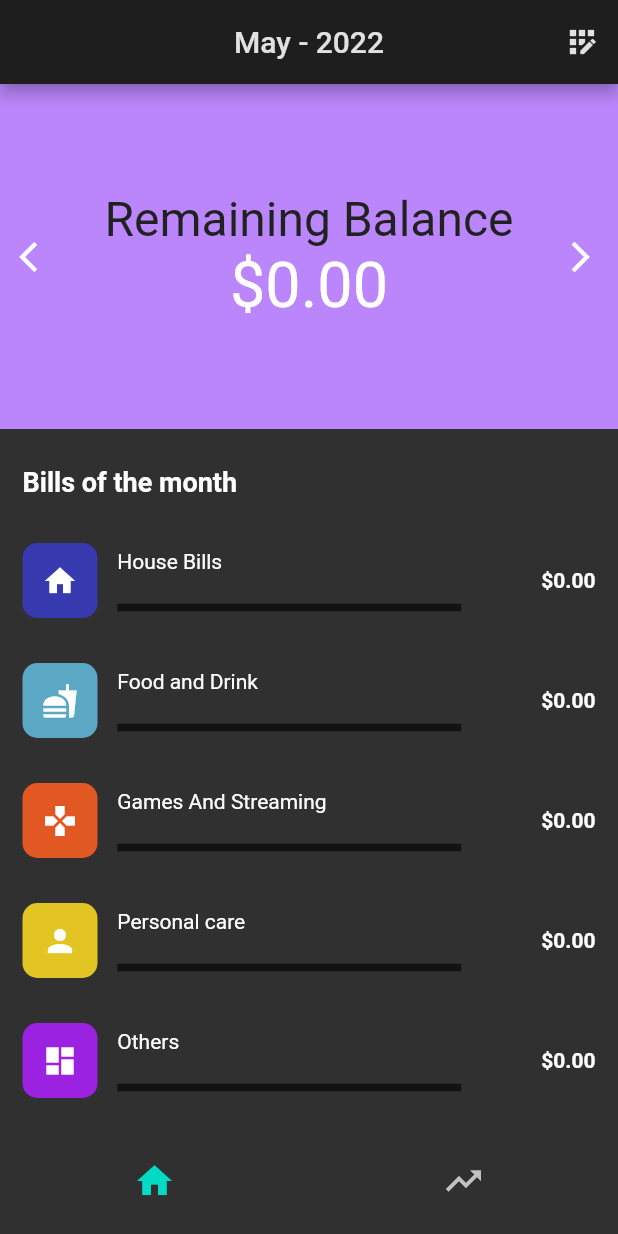
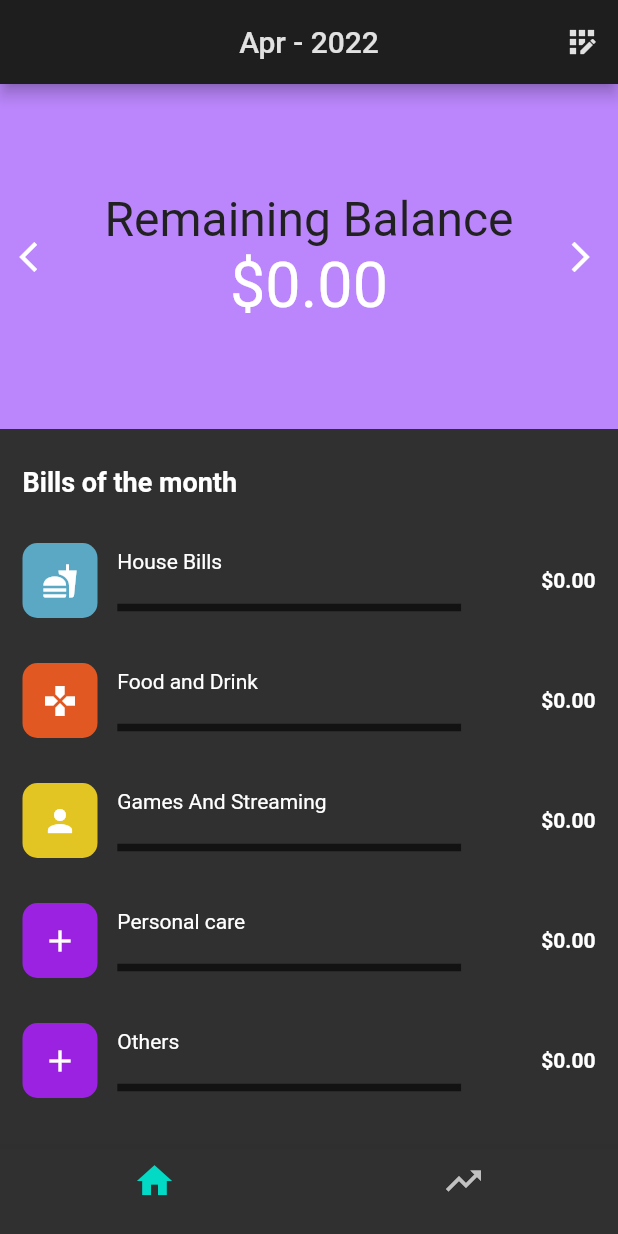
Before and after one commit to wRiqie/financial_control_app, a Flutter app: the HomePage screen opened by its route, on a phone screen of 412 x 824 dp. Run offline on Flutter 3.47's test engine with Material 2 defaults, Android fonts, the phone set to English and light mode, and no system bars; our stand-ins replace flutter_svg, get, get_storage, sqflite, syncfusion_flutter_charts; accounts and stored records are empty.

Commit message:
:sparkles: table category and adjustments

```diff
--- a/lib/app/core/utils/helpers.dart
+++ b/lib/app/core/utils/helpers.dart
@@ -1,3 +1,5 @@
+import 'package:financial_control_app/app/core/theme/dark/dark_colors.dart';
+import 'package:financial_control_app/app/data/enums/category_enum.dart';
 import 'package:flutter/material.dart';
 import 'package:flutter/services.dart';
 import 'package:get/get.dart';
@@ -61,6 +63,42 @@ class AppHelpers {
     }
   }
 
+  static Color categoryColorResolver(int categoryId) {
+    final category = CategoryExtension.getById(categoryId);
+    switch (category) {
+      case ECategory.home:
+        return DarkColors.homeColor;
+      case ECategory.foodAndDrinks:
+        return DarkColors.foodDrinkColor;
+      case ECategory.games:
+        return DarkColors.gamesColor;
+      case ECategory.person:
+        return DarkColors.personalColor;
+      case ECategory.others:
+        return DarkColors.othersColor;
+      default:
+        return DarkColors.othersColor;
+    }
+  }
+
+  static IconData categoryIconResolver(int categoryId) {
+    final category = CategoryExtension.getById(categoryId);
+    switch (category) {
+      case ECategory.home:
+        return Icons.home;
+      case ECategory.foodAndDrinks:
+        return Icons.fastfood;
+      case ECategory.games:
+        return Icons.games;
+      case ECategory.person:
+        return Icons.person;
+      case ECategory.others:
+        return Icons.add;
+      default:
+        return Icons.add;
+    }
+  }
+
   static String formatDateBR(DateTime date) {
     return DateFormat('dd/MM/yyyy').format(date);
   }
--- a/lib/app/data/enums/bill_status.dart
+++ b/lib/app/data/enums/bill_status_enum.dart
@@ -1,4 +1,4 @@
-enum BillStatus {
+enum EBillStatus {
   overdue,
   pendent,
   paid,
--- /dev/null
+++ b/lib/app/data/enums/category_enum.dart
@@ -0,0 +1,23 @@
+enum ECategory {
+  home,
+  foodAndDrinks,
+  games,
+  person,
+  dashboard,
+  others,
+}
+
+extension CategoryExtension on ECategory {
+  static final _categories = [
+    {'id': 0, 'category': ECategory.home},
+    {'id': 1, 'category': ECategory.foodAndDrinks},
+    {'id': 2, 'category': ECategory.games},
+    {'id': 3, 'category': ECategory.person},
+    {'id': 4, 'category': ECategory.dashboard},
+    {'id': 5, 'category': ECategory.others},
+  ];
+
+  static ECategory getById(int id) {
+    return _categories.firstWhere((e) => e['id'] == id)['category'] as ECategory;
+  }
+}
--- a/lib/app/data/models/category.dart
+++ b/lib/app/data/models/category.dart
@@ -1,13 +1,9 @@
-import 'package:flutter/Material.dart';
-
 class Category {
   late int id;
-  late IconData icon;
-  late Color color;
+  num? value;
 
   Category({
     required this.id,
-    required this.color,
-    required this.icon,
+    this.value
   });
 }
--- a/lib/app/data/provider/database_provider.dart
+++ b/lib/app/data/provider/database_provider.dart
@@ -26,10 +26,12 @@ class DatabaseProvider {
       onOpen: (db) async {
         await db.execute(_createTableMonth);
         await db.execute(_createTableBill);
+        await db.execute(_createTableCategory);
       },
       onCreate: (Database db, int version) async {
         await db.execute(_createTableMonth);
         await db.execute(_createTableBill);
+        await db.execute(_createTableCategory);
       },
     );
   }
@@ -138,6 +140,21 @@ class DatabaseProvider {
     return 0;
   }
 
+  Future<List<num>> getBillsPricesOfMonthCategory(
+      int categoryId, String date) async {
+    final db = await database;
+    if (db != null) {
+      var res = await db.query(
+        billTable,
+        columns: [_billValue],
+        where: '$_billCategoryId = ? AND $_billDate = ?',
+        whereArgs: [categoryId, date],
+      );
+      return res.isNotEmpty ? res.map((e) => e['value'] as num).toList() : [];
+    }
+    return [];
+  }
+
   // Month
   static const monthTable = 'month';
   static const _monthDate = 'date';
@@ -178,4 +195,16 @@ class DatabaseProvider {
     }
     return [];
   }
+
+  // Category
+  static const categoryTable = 'category';
+  static const _categoryId = 'id';
+  static const _categoryValue = 'value';
+
+  static const _createTableCategory = """
+    CREATE TABLE IF NOT EXISTS $categoryTable(
+      $_categoryId INTEGER NOT NULL PRIMARY KEY,
+      $_categoryValue REAL
+    );
+  """;
 }
--- a/lib/app/data/repository/bill_repository.dart
+++ b/lib/app/data/repository/bill_repository.dart
@@ -24,4 +24,7 @@ class BillRepository {
 
   Future<int> deleteBillsByCategoryIdAndDate(int categoryId, String date)
     => db.deleteBillsByCategoryIdAndDate(categoryId, date);
+
+  Future<List<num>> getBillsPricesOfMonthCategory(int categoryId, String date)
+    => db.getBillsPricesOfMonthCategory(categoryId, date);
 }
--- a/lib/app/modules/home/home_controller.dart
+++ b/lib/app/modules/home/home_controller.dart
@@ -1,7 +1,7 @@
 import 'package:financial_control_app/app/core/theme/dark/dark_colors.dart';
 import 'package:financial_control_app/app/core/utils/helpers.dart';
 import 'package:financial_control_app/app/core/values/contants.dart';
-import 'package:financial_control_app/app/data/enums/bill_status.dart';
+import 'package:financial_control_app/app/data/enums/bill_status_enum.dart';
 import 'package:financial_control_app/app/data/models/bill.dart';
 import 'package:financial_control_app/app/data/models/category.dart';
 import 'package:financial_control_app/app/data/models/month.dart';
@@ -21,33 +21,23 @@ class HomeController extends GetxController {
   final MonthRepository monthRepository;
   final valueCardController = ScrollController();
   num remainingBalance = 0.0;
-  DateTime selectedDate = DateTime.now().add(Duration(days: 30));
+  DateTime selectedDate = DateTime.now();
   Month? selectedMonth;
   List<Category> categories = [
     Category(
       id: 1,
-      color: DarkColors.homeColor,
-      icon: Icons.home,
     ),
     Category(
       id: 2,
-      color: DarkColors.foodDrinkColor,
-      icon: Icons.fastfood,
     ),
     Category(
       id: 3,
-      color: DarkColors.gamesColor,
-      icon: Icons.games,
     ),
     Category(
       id: 4,
-      color: DarkColors.personalColor,
-      icon: Icons.person,
     ),
     Category(
       id: 5,
-      color: DarkColors.othersColor,
-      icon: Icons.dashboard,
     ),
   ];
 
@@ -90,7 +80,7 @@ class HomeController extends GetxController {
 
   addBillToCategory(int categoryId, CategoryItemController controller) async {
     await Get.toNamed(Routes.registerBill,
-        arguments: {'categoryId': categoryId, 'categoryIcon': categories[categoryId - 1].icon,'selectedMonth': selectedMonth});
+        arguments: {'categoryId': categoryId,'selectedMonth': selectedMonth});
     controller.getBills();
   }
 
@@ -127,12 +117,12 @@ class HomeController extends GetxController {
   }
 
   toogleBillStatus(Bill bill) async {
-    if (bill.status != BillStatus.paid.index) {
-      bill.status = BillStatus.paid.index;
+    if (bill.status != EBillStatus.paid.index) {
+      bill.status = EBillStatus.paid.index;
     } else {
       bill.status = bill.dueDate > DateTime.now().day
-          ? BillStatus.pendent.index
-          : BillStatus.overdue.index;
+          ? EBillStatus.pendent.index
+          : EBillStatus.overdue.index;
     }
     await billRepository.saveBill(bill);
   }
@@ -190,8 +180,8 @@ class HomeController extends GetxController {
         bill.id = uuid.v4();
         bill.date = AppHelpers.formatDateToSave(selectedDate);
         bill.status = bill.dueDate > selectedDate.day
-            ? BillStatus.pendent.index
-            : BillStatus.overdue.index;
+            ? EBillStatus.pendent.index
+            : EBillStatus.overdue.index;
 
         if (bill.portion != null && bill.maxPortion != null) {
           bill.portion = bill.portion! + 1;
--- a/lib/app/modules/home/home_page.dart
+++ b/lib/app/modules/home/home_page.dart
@@ -1,5 +1,5 @@
 import 'package:financial_control_app/app/core/utils/helpers.dart';
-import 'package:financial_control_app/app/data/enums/bill_status.dart';
+import 'package:financial_control_app/app/data/enums/bill_status_enum.dart';
 import 'package:financial_control_app/app/modules/home/home_controller.dart';
 import 'package:financial_control_app/app/modules/home/widgets/category_item/category_item.dart';
 import 'package:financial_control_app/app/routes/pages.dart';
@@ -88,14 +88,14 @@ class HomePage extends GetView<HomeController> {
                                             children: [
                                               ListTile(
                                                 title: bill.status ==
-                                                        BillStatus.paid.index
+                                                        EBillStatus.paid.index
                                                     ? Text(
                                                         'marksUnpaid'.tr)
                                                     : Text(
                                                         'marksPaid'.tr),
                                                 leading: Icon(
                                                   bill.status ==
-                                                          BillStatus.paid.index
+                                                          EBillStatus.paid.index
                                                       ? Icons.highlight_off
                                                       : Icons
                                                           .check_circle_outline,
--- a/lib/app/modules/home/widgets/category_item/category_item.dart
+++ b/lib/app/modules/home/widgets/category_item/category_item.dart
@@ -35,12 +35,12 @@ class CategoryItem extends StatelessWidget {
                 child: Container(
                   decoration: BoxDecoration(
                     borderRadius: const BorderRadius.all(Radius.circular(10)),
-                    color: category.color,
+                    color: AppHelpers.categoryColorResolver(category.id),
                   ),
                   height: 50,
                   width: 50,
                   child: Icon(
-                    category.icon,
+                    AppHelpers.categoryIconResolver(category.id),
                     color: Colors.white,
                   ),
                 ),
--- a/lib/app/modules/home/widgets/category_item/category_item_controller.dart
+++ b/lib/app/modules/home/widgets/category_item/category_item_controller.dart
@@ -1,5 +1,5 @@
 import 'package:financial_control_app/app/core/utils/helpers.dart';
-import 'package:financial_control_app/app/data/enums/bill_status.dart';
+import 'package:financial_control_app/app/data/enums/bill_status_enum.dart';
 import 'package:financial_control_app/app/data/models/bill.dart';
 import 'package:financial_control_app/app/data/models/category.dart';
 import 'package:financial_control_app/app/data/repository/bill_repository.dart';
@@ -16,7 +16,7 @@ class CategoryItemController extends GetxController {
   double get percentage {
     double paidValue = 0;
     double totalValue = totalPrice;
-    var paidBills = bills.where((e) => e.status == BillStatus.paid.index);
+    var paidBills = bills.where((e) => e.status == EBillStatus.paid.index);
     for (var paidBill in paidBills) {
       paidValue += paidBill.value;
     }
@@ -25,7 +25,7 @@ class CategoryItemController extends GetxController {
   }
 
   double get leftPrice {
-    var leftBills = bills.where((e) => e.status != BillStatus.paid.index);
+    var leftBills = bills.where((e) => e.status != EBillStatus.paid.index);
     double price = 0;
     for (var bill in leftBills) {
       price += bill.value;
@@ -45,7 +45,7 @@ class CategoryItemController extends GetxController {
     repository
         .getBillsByCategoryIdAndDate(
       category.id,
-      AppHelpers.formatDateToSave(DateTime.now().add(Duration(days: 30))),
+      AppHelpers.formatDateToSave(DateTime.now()),
     )
         .then((value) {
       bills = value;
--- a/lib/app/modules/register_bill/register_bill_page.dart
+++ b/lib/app/modules/register_bill/register_bill_page.dart
@@ -19,7 +19,7 @@ class RegisterBillPage extends GetView<RegisterBillController> {
             Padding(
               padding: const EdgeInsets.all(8.0),
               child: Icon(
-                controller.categoryIcon,
+                AppHelpers.categoryIconResolver(controller.categoryId),
                 color: Get.theme.colorScheme.onSurface,
               ),
             ),
--- a/lib/app/modules/statistics/statistics_controller.dart
+++ b/lib/app/modules/statistics/statistics_controller.dart
@@ -3,8 +3,8 @@ import 'package:get/get.dart';
 
 class StatisticsController extends GetxController with GetSingleTickerProviderStateMixin {
   final tabs = <Tab>[
+    const Tab(text: 'Month'),
     const Tab(text: 'Category'),
-    const Tab(text: 'Month'),
   ];
 
   late TabController tabController;
--- a/lib/app/modules/statistics/tabs/category/category_tab.dart
+++ b/lib/app/modules/statistics/tabs/category/category_tab.dart
@@ -16,6 +16,12 @@ class CategoryTabPage extends GetView<CategoryTabController> {
           return Column(
             children: [
               SfCircularChart(
+                legend: Legend(
+                  position: LegendPosition.right,
+                  overflowMode: LegendItemOverflowMode.wrap,
+                  isVisible: true,
+                  isResponsive: true,
+                ),
                 series: <CircularSeries>[
                   PieSeries<CategoryData, String>(
                     dataSource: controller.datas,
--- a/lib/app/modules/statistics/tabs/category/category_tab_controller.dart
+++ b/lib/app/modules/statistics/tabs/category/category_tab_controller.dart
@@ -5,9 +5,9 @@ import 'package:get/get.dart';
 class CategoryTabController extends GetxController {
   List<CategoryData> datas = [
     CategoryData(x: 'Home', y: 300, color: DarkColors.homeColor),
-    CategoryData(x: 'Food And Drink', y: 50, color: DarkColors.foodDrinkColor),
-    CategoryData(x: 'Games And Streaming', y: 80, color: DarkColors.gamesColor),
-    CategoryData(x: 'Personal Care', y: 25, color: DarkColors.personalColor),
+    CategoryData(x: 'Food And Drink', y: 100, color: DarkColors.foodDrinkColor),
+    CategoryData(x: 'Games And Streaming', y: 180, color: DarkColors.gamesColor),
+    CategoryData(x: 'Personal Care', y: 125, color: DarkColors.personalColor),
     CategoryData(x: 'Others', y: 535, color: DarkColors.othersColor),
   ];
 }
```
Also changed, not shown: lib/app/modules/register_bill/register_bill_controller.dart (+6 -8 lines), 4 other files.
